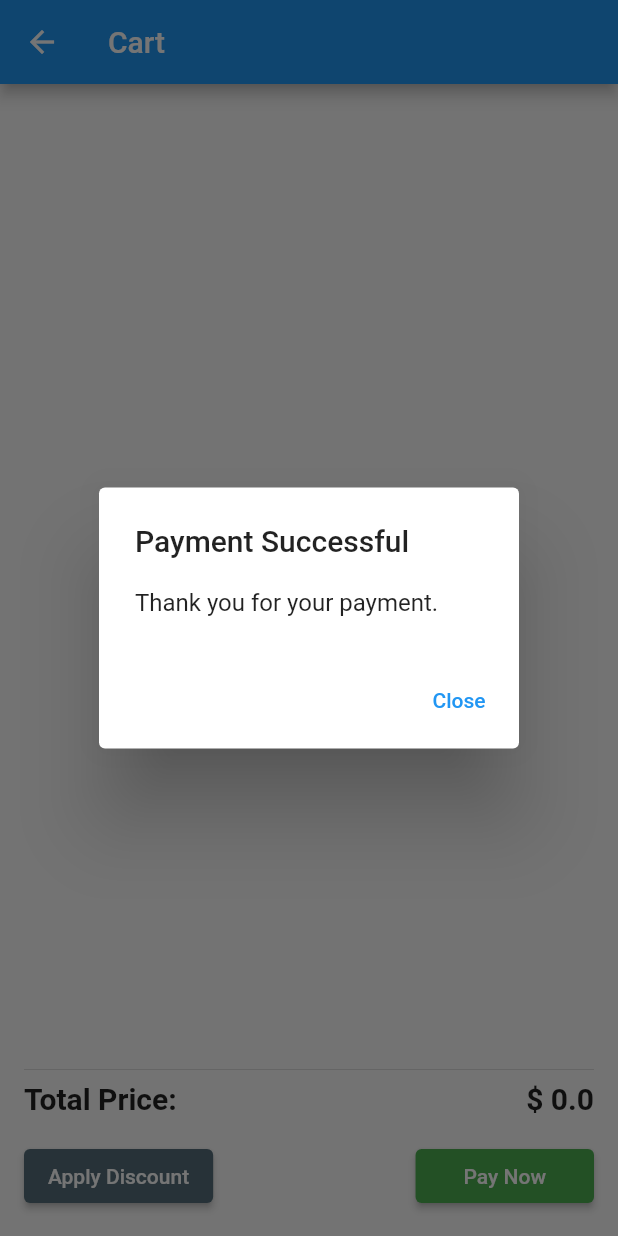
After one commit to AldoReghan/ulimo, a Flutter app: the CartPage screen opened directly, after a tap on "Pay Now", on a phone screen of 412 x 824 dp. The commit adds this screen. Run offline on Flutter 3.47's test engine with Material 2 defaults, Android fonts, the phone set to English and light mode, and no system bars; our stand-ins replace connectivity, firebase_auth, firebase_core, firebase_database, fluttertoast; missing offline and left inert: flutter_stripe; accounts and stored records are empty.

Commit message:
add another page

```diff
--- /dev/null
+++ b/lib/pages/cart_page.dart
@@ -0,0 +1,190 @@
+import 'package:firebase_database/firebase_database.dart';
+import 'package:flutter/material.dart';
+
+class CartPage extends StatefulWidget {
+  final String user_id;
+
+  CartPage({required this.user_id});
+
+  @override
+  _CartPageState createState() => _CartPageState();
+}
+
+class _CartPageState extends State<CartPage> {
+  List<String> _items = [];
+  List<double> _prices = [];
+  List<bool> _checkedItems = [];
+
+  @override
+  void initState() {
+    super.initState();
+    _loadCartData();
+  }
+
+  void _loadCartData() async {
+    final cartRef = FirebaseDatabase.instance.ref("cart");
+    final snapshot =
+        await cartRef.orderByChild("user_id").equalTo(widget.user_id).once();
+    final values = snapshot.snapshot.value as Map<dynamic, dynamic>;
+
+    if (values != null) {
+      List<String> items = [];
+      List<double> prices = [];
+      List<bool> checkedItems = [];
+
+      values.forEach((key, value) {
+        items.add(value['destination_id']);
+        final price = value['price'] as int;
+        prices.add(price.toDouble());
+        checkedItems.add(true);
+      });
+
+      setState(() {
+        _items = items;
+        _prices = prices;
+        _checkedItems = checkedItems;
+      });
+    }
+  }
+
+  double _totalPrice() {
+    double totalPrice = 0;
+    for (int i = 0; i < _checkedItems.length; i++) {
+      if (_checkedItems[i]) {
+        totalPrice += _prices[i];
+      }
+    }
+    return totalPrice;
+  }
+
+  void _showDiscountCodeDialog() async {
+    final discountCodeRef = FirebaseDatabase.instance.ref("discountCode");
+    final snapshot = await discountCodeRef.once();
+    final value = snapshot.snapshot.value as Map<dynamic, dynamic>;
+
+    if (value != null) {
+      final code = value['code'];
+      final description = value['discount_description'];
+      final name = value['discount_name'];
+      final rate = value['discount_rate'];
+
+      final discountText = '$code\n$description\nDiscount rate: $rate%';
+
+      // ignore: use_build_context_synchronously
+      showDialog(
+        context: context,
+        builder: (context) => AlertDialog(
+          title: const Text('Discount Code'),
+          content:
+              Text('Use this code to get a discount:\n$code\n\n$discountText'),
+          actions: [
+            TextButton(
+              onPressed: () {
+                Navigator.of(context).pop();
+              },
+              child: const Text('Close'),
+            ),
+          ],
+        ),
+      );
+    }
+  }
+
+  @override
+  Widget build(BuildContext context) {
+    return Scaffold(
+      appBar: AppBar(
+        title: const Text('Cart'),
+      ),
+      body: Padding(
+        padding: const EdgeInsets.all(16.0),
+        child: Column(
+          crossAxisAlignment: CrossAxisAlignment.start,
+          children: [
+            const SizedBox(height: 16),
+            Expanded(
+              child: ListView.builder(
+                itemCount: _items.length,
+                itemBuilder: (context, index) {
+                  return CheckboxListTile(
+                    title: Text(_items[index]),
+                    subtitle: Text('\$ ${_prices[index].toString()}'),
+                    value: _checkedItems[index],
+                    onChanged: (value) {
+                      setState(() {
+                        _checkedItems[index] = value!;
+                      });
+                    },
+                  );
+                },
+              ),
+            ),
+            const Divider(),
+            Row(
+              mainAxisAlignment: MainAxisAlignment.spaceBetween,
+              children: [
+                const Text(
+                  'Total Price:',
+                  style: TextStyle(
+                    fontWeight: FontWeight.bold,
+                    fontSize: 20,
+                  ),
+                ),
+                Text(
+                  '\$ ${_totalPrice()}',
+                  style: const TextStyle(
+                    fontWeight: FontWeight.bold,
+                    fontSize: 20,
+                  ),
+                ),
+              ],
+            ),
+            const SizedBox(height: 16),
+            Row(
+              mainAxisAlignment: MainAxisAlignment.spaceBetween,
+              children: [
+                ElevatedButton(
+                  onPressed: () {
+                    // Add discount functionality here
+                    _showDiscountCodeDialog();
+                  },
+                  style: ElevatedButton.styleFrom(
+                    primary: Colors.blueGrey[600],
+                  ),
+                  child: const Text('Apply Discount'),
+                ),
+                ElevatedButton(
+                  onPressed: () {
+                    // Add payment functionality here
+                    showDialog(
+                      context: context,
+                      builder: (context) => AlertDialog(
+                        title: const Text('Payment Successful'),
+                        content: const Text('Thank you for your payment.'),
+                        actions: [
+                          TextButton(
+                            onPressed: () {
+                              Navigator.of(context).pop();
+                            },
+                            child: const Text('Close'),
+                          ),
+                        ],
+                      ),
+                    );
+                  },
+                  style: ElevatedButton.styleFrom(
+                    backgroundColor: Colors.green,
+                  ),
+                  child: const Padding(
+                    padding: EdgeInsets.symmetric(horizontal: 16, vertical: 8),
+                    child: Text('Pay Now'),
+                  ),
+                ),
+              ],
+            ),
+          ],
+        ),
+      ),
+    );
+  }
+}
```
Also changed, not shown: lib/pages/home_page.dart (+40 -4 lines), lib/pages/ridesharebus_page.dart (+109 -37 lines), lib/pages/ridesharebusdetail_page.dart (+11 -11 lines), lib/pages/userprofile_page.dart (added, +79 -0 lines).
